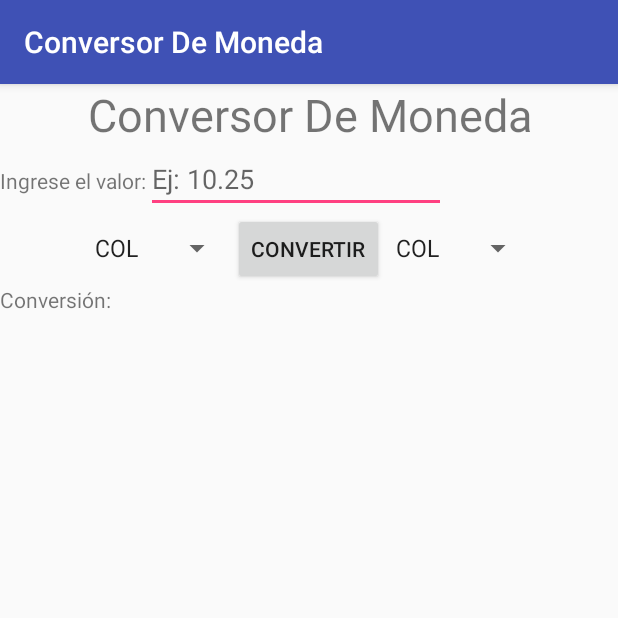
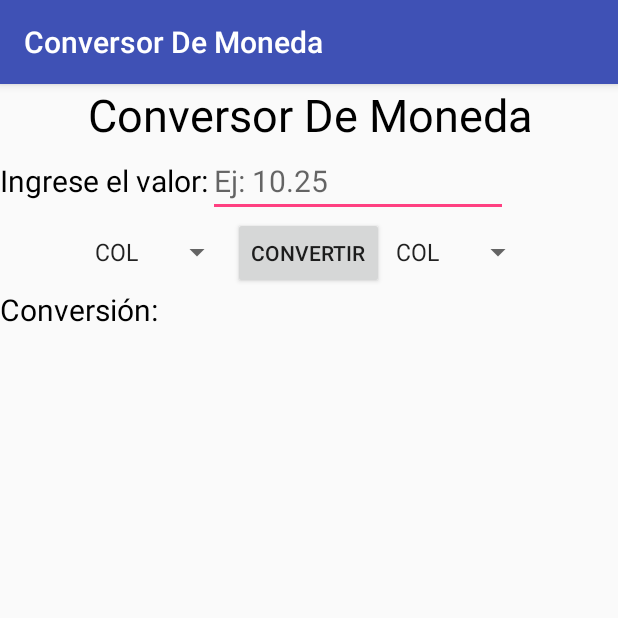
Before and after one commit to nestorcalvo/ConversorDeMoneda, an Android app: the screen it shows after launch (MainActivity), on a phone screen of 412 x 824 dp, the top half of it. Run offline under Robolectric (Android 15) with nearby library versions, the phone set to English and light mode, and no system bars.

Commit message:
Aumento de tamaño de las letras y cambio de color.

```diff
--- a/app/src/main/java/com/nestorcalvo/conversordemoneda/MainActivity.kt
+++ b/app/src/main/java/com/nestorcalvo/conversordemoneda/MainActivity.kt
@@ -1,13 +1,18 @@
 package com.nestorcalvo.conversordemoneda
 
+import android.annotation.SuppressLint
 import android.support.v7.app.AppCompatActivity
 import android.os.Bundle
 import kotlinx.android.synthetic.main.activity_main.*
+import java.math.RoundingMode
+import java.text.DecimalFormat
+
 
 class MainActivity : AppCompatActivity() {
 
 
 
+    @SuppressLint("DefaultLocale")
     override fun onCreate(savedInstanceState: Bundle?) {
         super.onCreate(savedInstanceState)
         setContentView(R.layout.activity_main)
@@ -26,12 +31,18 @@ class MainActivity : AppCompatActivity() {
                 Resultado = Valor1.toString()
             }
             else{
-                Resultado = (Valor1*(map_currency[Moneda1].toString().toDouble()/map_currency[Moneda2].toString().toDouble())).toString()
+                Resultado = roundOffDecimal((Valor1*(map_currency[Moneda1].toString().toDouble()/map_currency[Moneda2].toString().toDouble()))).toString()
+                //Resultado = java.lang.String.format("%.0f",Resultado)
             }
             tvResult.text = Resultado
 
-        }//Hola
+        }
 
 
     }
+    fun roundOffDecimal(number: Double): Double? {
+        val df = DecimalFormat("#.##")
+        df.roundingMode = RoundingMode.CEILING
+        return df.format(number).toDouble()
+    }
 }
--- a/app/src/main/res/layout/activity_main.xml
+++ b/app/src/main/res/layout/activity_main.xml
@@ -12,6 +12,7 @@
         android:text="@string/app_name"
         android:gravity="center_horizontal"
         android:textSize="30sp"
+        android:textColor="@color/black"
 
     />
     <LinearLayout android:layout_width="match_parent" android:layout_height="wrap_content">
@@ -20,6 +21,8 @@
                 android:layout_height="wrap_content"
                 android:id="@+id/tvCurrency1"
                 android:text="@string/Moneda_1"
+                android:textSize="20sp"
+                android:textColor="@color/black"
 
         />
         <EditText
@@ -28,6 +31,7 @@
                 android:inputType="number"
                 android:id="@+id/etCurrency1"
                 android:hint="@string/Currency"
+                android:textSize="20sp"
 
         />
 
@@ -43,7 +47,8 @@
                 android:layout_height="wrap_content"
                 android:id="@+id/spCurrency_1"
                 android:entries="@array/Currency_spinner"
-                 >
+
+         >
 
 
         </Spinner>
@@ -57,7 +62,9 @@
                 android:layout_width="wrap_content"
                 android:layout_height="wrap_content"
                 android:id="@+id/spCurrency_2"
-                android:entries="@array/Currency_spinner">
+                android:entries="@array/Currency_spinner"
+
+        >
 
 
         </Spinner>
@@ -69,6 +76,8 @@
                 android:layout_height="wrap_content"
                 android:id="@+id/tvCurrency2"
                 android:text="@string/tvCurrency_2"
+                android:textSize="20sp"
+                android:textColor="@color/black"
 
         />
         <TextView
@@ -76,6 +85,8 @@
                 android:layout_height="wrap_content"
                 android:inputType="number"
                 android:id="@+id/tvResult"
+                android:textSize="20sp"
+                android:textColor="@color/black"
 
         />
 
```
